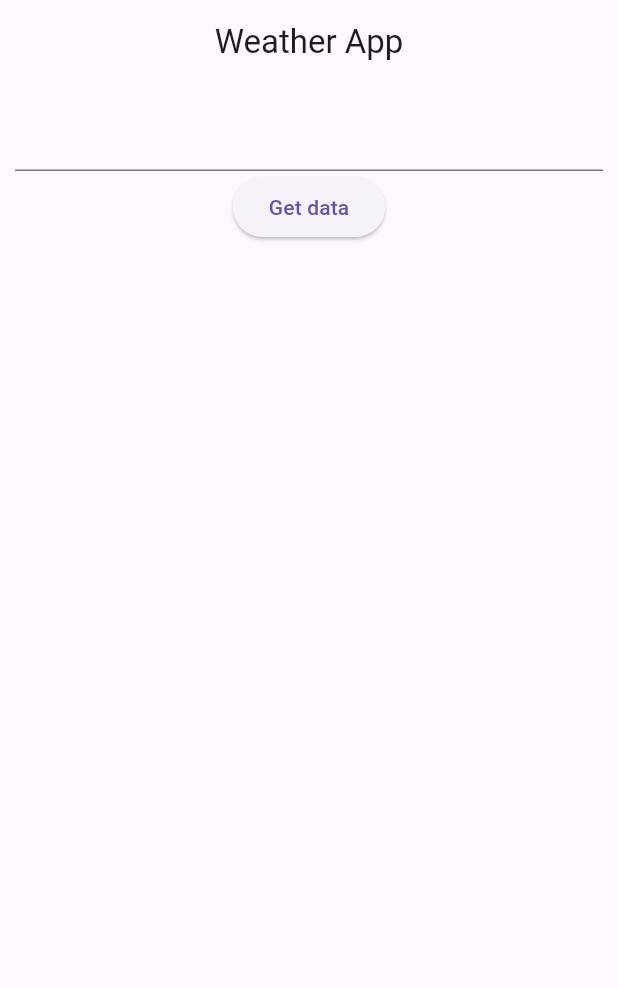
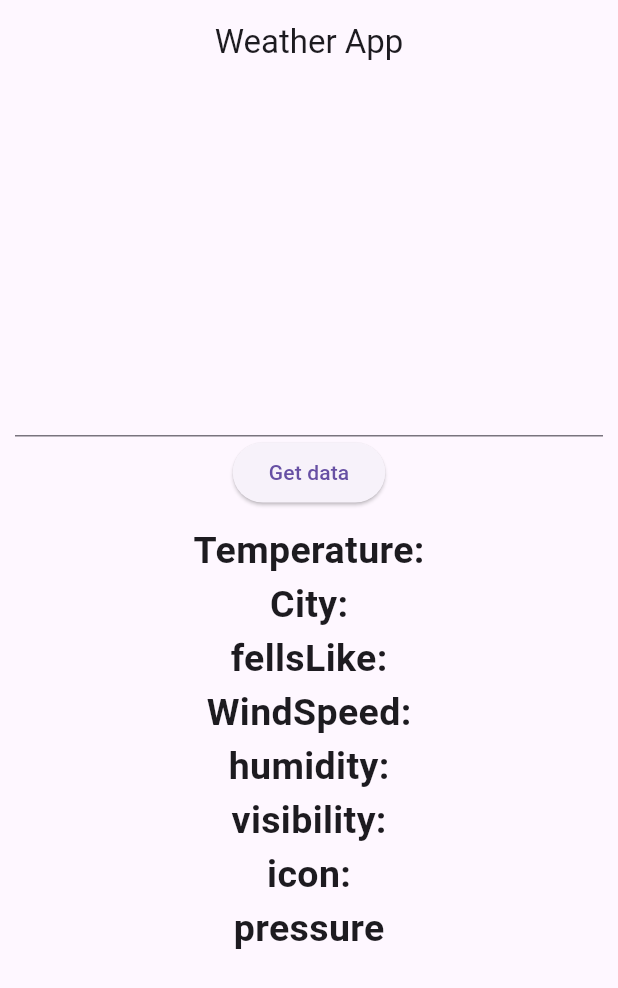
Before and after one commit to RimonChakma/Weather_App_Api, a Flutter app: the screen it shows after launch, on a phone screen of 412 x 824 dp. Shown: the top 988 px of the screen. Run offline on Flutter 3.47's test engine with Material 3 defaults, Android fonts, the phone set to English and light mode, and no system bars.

Commit message:
add weather list item variable

```diff
--- a/lib/main.dart
+++ b/lib/main.dart
@@ -25,15 +25,36 @@ class WeatherUiScreen extends StatefulWidget {
 }
 
 class _WeatherUiScreenState extends State<WeatherUiScreen> {
+
+  String temperature= "Temperature:";
+  String city = "City:";
+  String feelsLike = "fellsLike:";
+  String windSpeed ="WindSpeed:";
+  String humidity = "humidity:";
+  String visibility = "visibility:";
+  String pressure = 'pressure';
+  String icon = "icon:";
+
+
   @override
   Widget build(BuildContext context) {
     return Scaffold(
       appBar: AppBar(title: Text("Weather App"),centerTitle: true,),
       body: Padding(padding: EdgeInsets.all(10),child: Column(
+        mainAxisAlignment: MainAxisAlignment.center,
           children: [
             TextFormField(decoration: InputDecoration(
       ),),
-    ElevatedButton(onPressed: (){}, child: Text("Get data"))
+      ElevatedButton(onPressed: (){}, child: Text("Get data")),
+            SizedBox(height: 10,),
+            Text(temperature,style: TextStyle(fontSize: 25,fontWeight: FontWeight.bold),),
+            Text(city,style: TextStyle(fontSize: 25,fontWeight: FontWeight.bold),),
+            Text(feelsLike,style: TextStyle(fontSize: 25,fontWeight: FontWeight.bold),),
+            Text(windSpeed,style: TextStyle(fontSize: 25,fontWeight: FontWeight.bold),),
+            Text(humidity,style: TextStyle(fontSize: 25,fontWeight: FontWeight.bold),),
+            Text(visibility,style: TextStyle(fontSize: 25,fontWeight: FontWeight.bold),),
+            Text(icon,style: TextStyle(fontSize: 25,fontWeight: FontWeight.bold),),
+            Text(pressure,style: TextStyle(fontSize: 25,fontWeight: FontWeight.bold),),
         ],
       ),),
 
```
